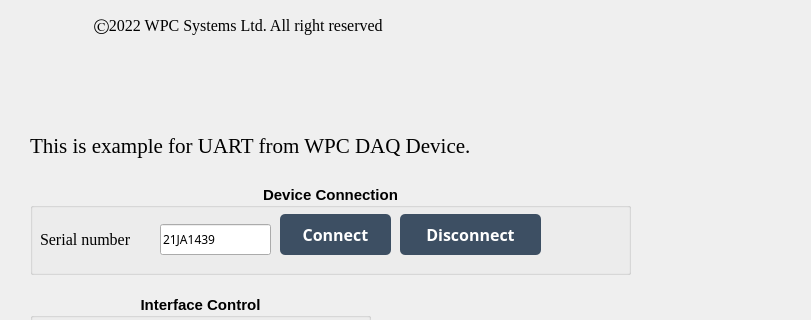
Above: Examples/GUI/UART/Example_UART/UI_design/example_GUI_UART.ui from WPC-Systems-Ltd/WPC_Python_driver_release before the change; both pictures show x 0 to 811 and y 0 to 320 of the 976 by 833 pixel window. Below: the same form after it.
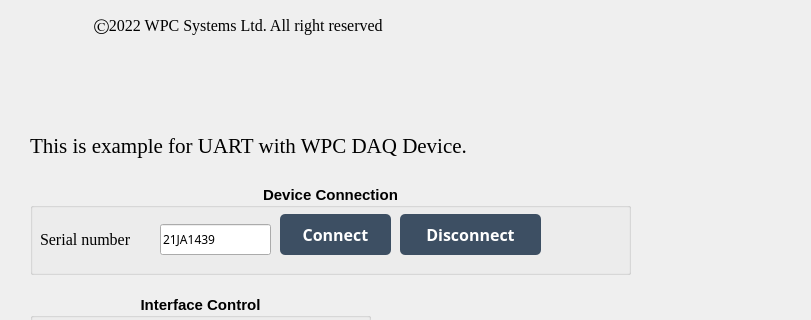
That is the form after the change. Icons and pictures are not drawn.

```diff
--- a/Examples/GUI/UART/Example_UART/UI_design/example_GUI_UART.ui
+++ b/Examples/GUI/UART/Example_UART/UI_design/example_GUI_UART.ui
@@ -33,7 +33,7 @@
      </font>
     </property>
     <property name="text">
-     <string>This is example for UART from WPC DAQ Device.</string>
+     <string>This is example for UART with WPC DAQ Device.</string>
     </property>
    </widget>
    <widget class="QLabel" name="lb_rights">
```
Left out of the diff: 2 changed lines with no effect on the pictures.
